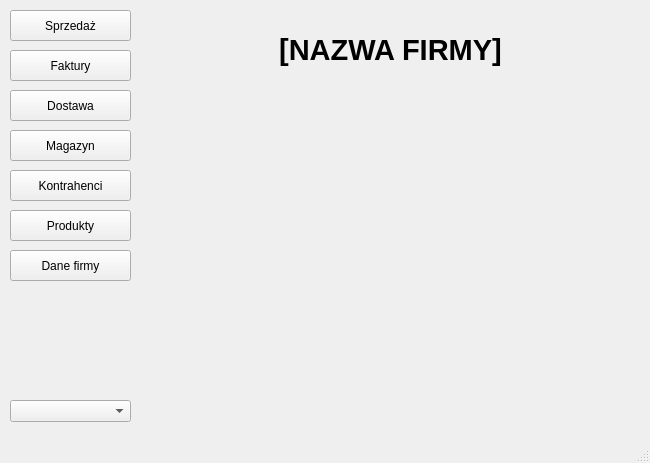
Qt form mainwindow.ui (DzimiX/ProgramSprzedazowy) before a commit.
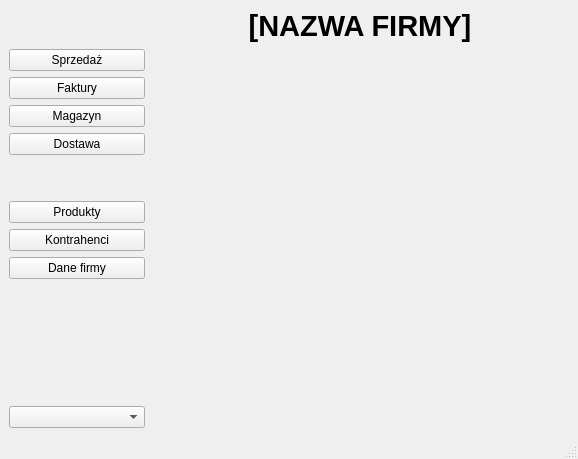
The same form after that commit.

Commit message: Beta main menu

Diff of the .ui file:
```diff
--- a/mainwindow.ui
+++ b/mainwindow.ui
@@ -9,91 +9,30 @@
    <rect>
     <x>0</x>
     <y>0</y>
-    <width>650</width>
-    <height>463</height>
+    <width>578</width>
+    <height>459</height>
    </rect>
   </property>
   <property name="windowTitle">
    <string>Program Sprzedażowy</string>
   </property>
   <widget class="QWidget" name="centralwidget">
-   <widget class="QPushButton" name="pushButton">
-    <property name="geometry">
-     <rect>
-      <x>10</x>
-      <y>10</y>
-      <width>121</width>
-      <height>31</height>
-     </rect>
-    </property>
-    <property name="text">
-     <string>Sprzedaż</string>
-    </property>
-   </widget>
-   <widget class="QPushButton" name="pushButton_2">
-    <property name="enabled">
-     <bool>true</bool>
-    </property>
-    <property name="geometry">
-     <rect>
-      <x>10</x>
-      <y>90</y>
-      <width>121</width>
-      <height>31</height>
-     </rect>
-    </property>
-    <property name="text">
-     <string>Dostawa</string>
-    </property>
-   </widget>
-   <widget class="QPushButton" name="pushButton_3">
-    <property name="geometry">
-     <rect>
-      <x>10</x>
-      <y>170</y>
-      <width>121</width>
-      <height>31</height>
-     </rect>
-    </property>
-    <property name="text">
-     <string>Kontrahenci</string>
-    </property>
-   </widget>
-   <widget class="QPushButton" name="pushButton_4">
-    <property name="geometry">
-     <rect>
-      <x>10</x>
-      <y>210</y>
-      <width>121</width>
-      <height>31</height>
-     </rect>
-    </property>
-    <property name="text">
-     <string>Produkty</string>
-    </property>
-   </widget>
-   <widget class="QPushButton" name="pushButton_5">
-    <property name="geometry">
-     <rect>
-      <x>10</x>
-      <y>250</y>
-      <width>121</width>
-      <height>31</height>
-     </rect>
-    </property>
-    <property name="text">
-     <string>Dane firmy</string>
-    </property>
-   </widget>
+   <layout class="QGridLayout" name="gridLayout">
+    <item row="6" column="2" rowspan="10" colspan="2">
+     <spacer name="verticalSpacer">
+      <property name="orientation">
+       <enum>Qt::Vertical</enum>
+      </property>
+      <property name="sizeHint" stdset="0">
+       <size>
+        <width>20</width>
+        <height>40</height>
+       </size>
+      </property>
+     </spacer>
+    </item>
+    <item row="0" column="1" colspan="3">
    <widget class="QLabel" name="company_name">
-    <property name="geometry">
-     <rect>
-      <x>140</x>
-      <y>10</y>
-      <width>501</width>
-      <height>81</height>
-     </rect>
-    </property>
     <property name="font">
      <font>
       <pointsize>22</pointsize>
@@ -118,48 +57,85 @@
      <set>Qt::AlignCenter</set>
     </property>
    </widget>
-   <widget class="QPushButton" name="pushButton_6">
-    <property name="enabled">
-     <bool>true</bool>
-    </property>
-    <property name="geometry">
-     <rect>
-      <x>10</x>
-      <y>130</y>
-      <width>121</width>
-      <height>31</height>
-     </rect>
-    </property>
-    <property name="text">
-     <string>Magazyn</string>
-    </property>
-   </widget>
+    </item>
+    <item row="2" column="0">
    <widget class="QPushButton" name="pushButton_7">
     <property name="enabled">
      <bool>true</bool>
     </property>
-    <property name="geometry">
-     <rect>
-      <x>10</x>
-      <y>50</y>
-      <width>121</width>
-      <height>31</height>
-     </rect>
-    </property>
     <property name="text">
      <string>Faktury</string>
     </property>
    </widget>
-   <widget class="QComboBox" name="comboBox">
-    <property name="geometry">
-     <rect>
-      <x>10</x>
-      <y>400</y>
-      <width>121</width>
-      <height>22</height>
-     </rect>
-    </property>
-   </widget>
+    </item>
+    <item row="1" column="0">
+     <widget class="QPushButton" name="pushButton">
+      <property name="text">
+       <string>Sprzedaż</string>
+      </property>
+     </widget>
+    </item>
+    <item row="7" column="0">
+     <widget class="QPushButton" name="pushButton_2">
+      <property name="enabled">
+       <bool>true</bool>
+      </property>
+      <property name="text">
+       <string>Dostawa</string>
+      </property>
+     </widget>
+    </item>
+    <item row="10" column="0">
+     <widget class="QPushButton" name="pushButton_3">
+      <property name="text">
+       <string>Kontrahenci</string>
+      </property>
+     </widget>
+    </item>
+    <item row="11" column="0">
+     <widget class="QPushButton" name="pushButton_5">
+      <property name="text">
+       <string>Dane firmy</string>
+      </property>
+     </widget>
+    </item>
+    <item row="15" column="0">
+     <widget class="QComboBox" name="comboBox"/>
+    </item>
+    <item row="0" column="0">
+     <spacer name="horizontalSpacer">
+      <property name="orientation">
+       <enum>Qt::Horizontal</enum>
+      </property>
+      <property name="sizeType">
+       <enum>QSizePolicy::Preferred</enum>
+      </property>
+      <property name="sizeHint" stdset="0">
+       <size>
+        <width>40</width>
+        <height>20</height>
+       </size>
+      </property>
+     </spacer>
+    </item>
+    <item row="6" column="0">
+     <widget class="QPushButton" name="pushButton_6">
+      <property name="enabled">
+       <bool>true</bool>
+      </property>
+      <property name="text">
+       <string>Magazyn</string>
+      </property>
+     </widget>
+    </item>
+    <item row="9" column="0">
+     <widget class="QPushButton" name="pushButton_4">
+      <property name="text">
+       <string>Produkty</string>
+      </property>
+     </widget>
+    </item>
+   </layout>
   </widget>
   <widget class="QMenuBar" name="menubar">
    <property name="geometry">
```
Left out of the diff: 2 changed lines with no effect on the pictures. Lines whose indentation alone changed are shown as unchanged.
